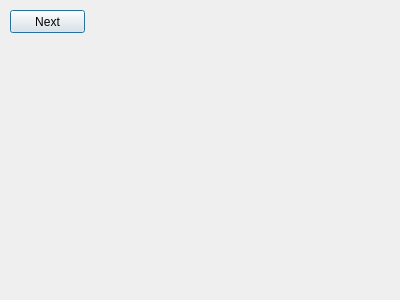
This is Source Code/TJ's Code/wizardspec.ui in srohr/CEAMS as Qt 5 draws it before an edit. The edited form follows.
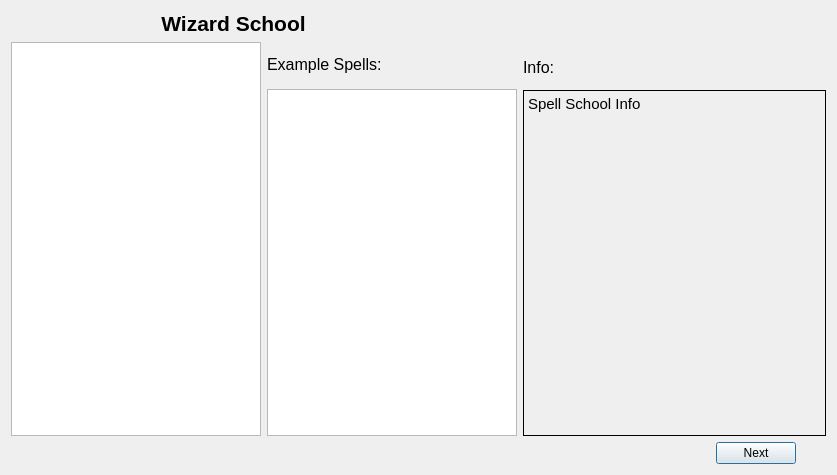
This is the edited form.

Patch:
```diff
--- a/Source Code/TJ's Code/wizardspec.ui
+++ b/Source Code/TJ's Code/wizardspec.ui
@@ -6,26 +6,254 @@
    <rect>
     <x>0</x>
     <y>0</y>
-    <width>400</width>
-    <height>300</height>
+    <width>837</width>
+    <height>475</height>
    </rect>
   </property>
   <property name="windowTitle">
    <string>Dialog</string>
   </property>
-  <widget class="QPushButton" name="Next">
-   <property name="geometry">
-    <rect>
-     <x>10</x>
-     <y>10</y>
-     <width>75</width>
-     <height>23</height>
-    </rect>
-   </property>
-   <property name="text">
-    <string>Next</string>
-   </property>
-  </widget>
+  <layout class="QVBoxLayout" name="verticalLayout_4">
+   <item>
+    <layout class="QVBoxLayout" name="verticalLayout_3">
+     <item>
+      <layout class="QHBoxLayout" name="horizontalLayout_2">
+       <property name="leftMargin">
+        <number>150</number>
+       </property>
+       <item>
+        <widget class="QLabel" name="WizSpecTitle">
+         <property name="maximumSize">
+          <size>
+           <width>175</width>
+           <height>25</height>
+          </size>
+         </property>
+         <property name="font">
+          <font>
+           <pointsize>16</pointsize>
+           <weight>75</weight>
+           <bold>true</bold>
+          </font>
+         </property>
+         <property name="text">
+          <string>Wizard School</string>
+         </property>
+         <property name="alignment">
+          <set>Qt::AlignCenter</set>
+         </property>
+        </widget>
+       </item>
+       <item>
+        <spacer name="horizontalSpacer_2">
+         <property name="orientation">
+          <enum>Qt::Horizontal</enum>
+         </property>
+         <property name="sizeHint" stdset="0">
+          <size>
+           <width>398</width>
+           <height>20</height>
+          </size>
+         </property>
+        </spacer>
+       </item>
+      </layout>
+     </item>
+     <item>
+      <layout class="QHBoxLayout" name="horizontalLayout">
+       <item>
+        <widget class="QListWidget" name="SchoolList">
+         <property name="maximumSize">
+          <size>
+           <width>250</width>
+           <height>16777215</height>
+          </size>
+         </property>
+        </widget>
+       </item>
+       <item>
+        <layout class="QVBoxLayout" name="verticalLayout_2">
+         <property name="spacing">
+          <number>15</number>
+         </property>
+         <property name="topMargin">
+          <number>13</number>
+         </property>
+         <item>
+          <widget class="QLabel" name="ExampleSpell">
+           <property name="maximumSize">
+            <size>
+             <width>200</width>
+             <height>25</height>
+            </size>
+           </property>
+           <property name="font">
+            <font>
+             <pointsize>12</pointsize>
+            </font>
+           </property>
+           <property name="text">
+            <string>Example Spells:</string>
+           </property>
+          </widget>
+         </item>
+         <item>
+          <widget class="QListWidget" name="ExampleSpellsList">
+           <property name="maximumSize">
+            <size>
+             <width>250</width>
+             <height>16777215</height>
+            </size>
+           </property>
+          </widget>
+         </item>
+        </layout>
+       </item>
+       <item>
+        <layout class="QVBoxLayout" name="verticalLayout">
+         <property name="spacing">
+          <number>10</number>
+         </property>
+         <property name="topMargin">
+          <number>13</number>
+         </property>
+         <item>
+          <widget class="QLabel" name="label">
+           <property name="maximumSize">
+            <size>
+             <width>100</width>
+             <height>25</height>
+            </size>
+           </property>
+           <property name="font">
+            <font>
+             <pointsize>12</pointsize>
+            </font>
+           </property>
+           <property name="text">
+            <string>Info:</string>
+           </property>
+          </widget>
+         </item>
+         <item>
+          <widget class="QLabel" name="label_2">
+           <property name="minimumSize">
+            <size>
+             <width>300</width>
+             <height>300</height>
+            </size>
+           </property>
+           <property name="palette">
+            <palette>
+             <active>
+              <colorrole role="Button">
+               <brush brushstyle="SolidPattern">
+                <color alpha="255">
+                 <red>37</red>
+                 <green>1</green>
+                 <blue>240</blue>
+                </color>
+               </brush>
+              </colorrole>
+             </active>
+             <inactive>
+              <colorrole role="Button">
+               <brush brushstyle="SolidPattern">
+                <color alpha="255">
+                 <red>240</red>
+                 <green>240</green>
+                 <blue>240</blue>
+                </color>
+               </brush>
+              </colorrole>
+             </inactive>
+             <disabled>
+              <colorrole role="Button">
+               <brush brushstyle="SolidPattern">
+                <color alpha="255">
+                 <red>240</red>
+                 <green>240</green>
+                 <blue>240</blue>
+                </color>
+               </brush>
+              </colorrole>
+             </disabled>
+            </palette>
+           </property>
+           <property name="font">
+            <font>
+             <pointsize>11</pointsize>
+            </font>
+           </property>
+           <property name="autoFillBackground">
+            <bool>false</bool>
+           </property>
+           <property name="styleSheet">
+            <string notr="true"/>
+           </property>
+           <property name="frameShape">
+            <enum>QFrame::Box</enum>
+           </property>
+           <property name="frameShadow">
+            <enum>QFrame::Plain</enum>
+           </property>
+           <property name="text">
+            <string>Spell School Info</string>
+           </property>
+           <property name="alignment">
+            <set>Qt::AlignLeading|Qt::AlignLeft|Qt::AlignTop</set>
+           </property>
+           <property name="wordWrap">
+            <bool>true</bool>
+           </property>
+           <property name="margin">
+            <number>5</number>
+           </property>
+          </widget>
+         </item>
+        </layout>
+       </item>
+      </layout>
+     </item>
+     <item>
+      <layout class="QHBoxLayout" name="horizontalLayout_3">
+       <property name="rightMargin">
+        <number>30</number>
+       </property>
+       <item>
+        <spacer name="horizontalSpacer">
+         <property name="orientation">
+          <enum>Qt::Horizontal</enum>
+         </property>
+         <property name="sizeHint" stdset="0">
+          <size>
+           <width>568</width>
+           <height>20</height>
+          </size>
+         </property>
+        </spacer>
+       </item>
+       <item>
+        <widget class="QPushButton" name="Next">
+         <property name="text">
+          <string>Next</string>
+         </property>
+        </widget>
+       </item>
+      </layout>
+     </item>
+    </layout>
+   </item>
+  </layout>
+  <zorder>label_2</zorder>
+  <zorder>Next</zorder>
+  <zorder>WizSpecTitle</zorder>
+  <zorder>SchoolList</zorder>
+  <zorder>ExampleSpellsList</zorder>
+  <zorder>ExampleSpell</zorder>
+  <zorder>label</zorder>
+  <zorder>horizontalSpacer</zorder>
+  <zorder>horizontalSpacer_2</zorder>
  </widget>
  <resources/>
  <connections/>
```
